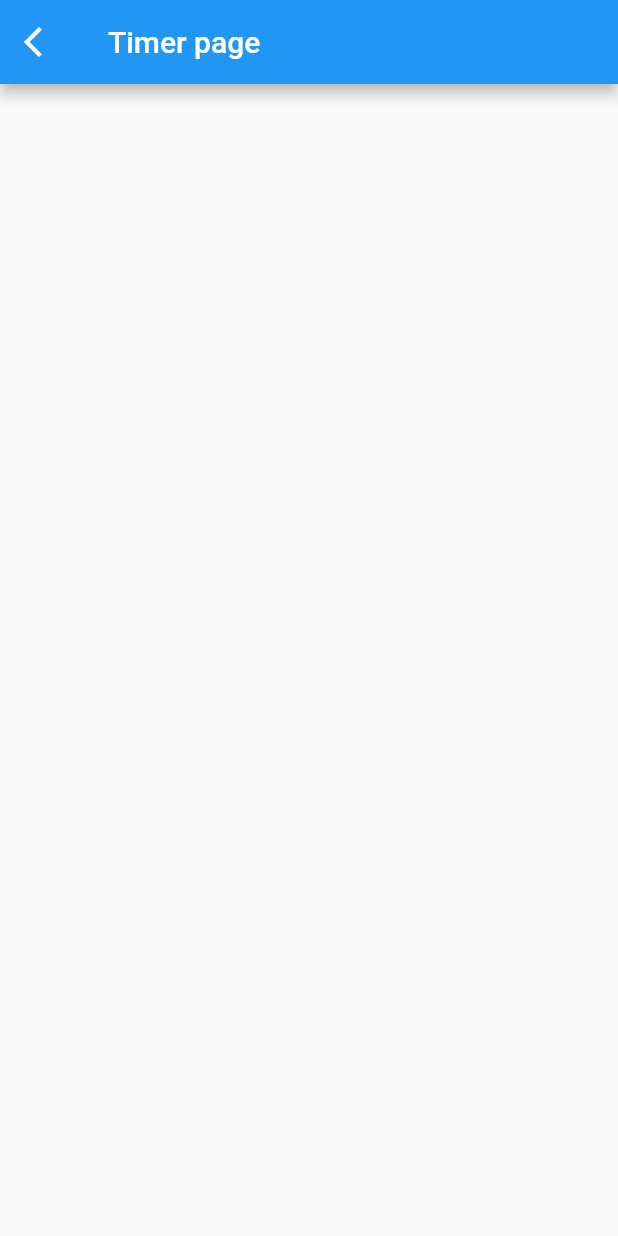
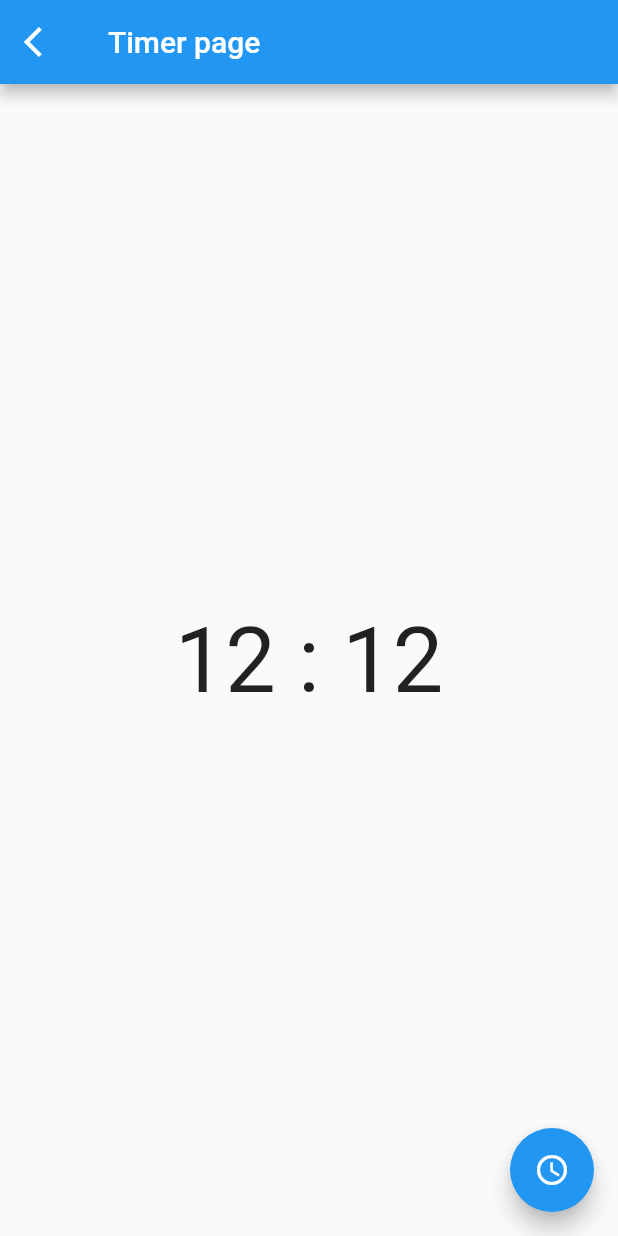
Before and after one commit to thembu/Wits_Bus_App, a Flutter app: the Timer screen opened by its route, on a phone screen of 412 x 824 dp. Run offline on Flutter 3.47's test engine with Material 2 defaults, Android fonts, the phone set to English and light mode, and no system bars; our stand-ins replace animated_splash_screen, cloud_firestore, firebase_auth, firebase_core, flutter_spinkit, geolocator and 5 more; missing offline and left inert: flutter_config, syncfusion_flutter_pdfviewer; accounts and stored records are empty.

Commit message:
added time picker ui

```diff
--- a/lib/screens/driver_screen/Driver_Home.dart
+++ b/lib/screens/driver_screen/Driver_Home.dart
@@ -3,6 +3,7 @@
 import 'package:firebase_auth/firebase_auth.dart';
 import 'package:flutter/material.dart';
 import 'package:cloud_firestore/cloud_firestore.dart';
+import 'package:flutter/services.dart';
 import 'package:location/location.dart' ;
 import 'package:provider/provider.dart';
 import 'package:wits_bus/screens/student_screen/drawer.dart';
--- a/lib/screens/student_screen/timer.dart
+++ b/lib/screens/student_screen/timer.dart
@@ -8,10 +8,36 @@
 }
 
 class _TimerState extends State<Timer> {
+
+  TimeOfDay? time = const TimeOfDay(hour: 12,minute: 12);
+  List<dynamic> times = [];
+
+
+
   @override
   Widget build(BuildContext context) {
     return  Scaffold(
       appBar: AppBar(title: Text('Timer page'), leading: IconButton(icon :Icon(Icons.arrow_back_ios), onPressed: () => Navigator.pushReplacementNamed(context, '/menu'),),),
+      body: Center(
+        child: Text(
+          '${time!.hour.toString()} : ${time!.minute.toString()}',
+              style: const TextStyle(fontSize: 60),
+        ),
+      ),
+
+      floatingActionButton: FloatingActionButton(
+        onPressed: () async{
+          TimeOfDay? newTime = await showTimePicker(context: context, initialTime: time!);
+          if(newTime != null) {
+            setState(() {
+              time = newTime;
+              times.add(time);
+            });
+          }
+        },
+        child: Icon(Icons.access_time),
+      ),
+
     );
   }
 }
```
